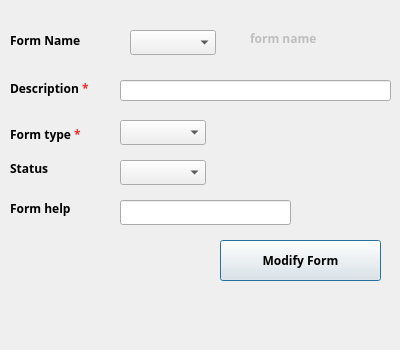
First picture: the form in presentation/authorization_ui/modifyForm.ui, repository shymaa123456/HyperPOS2020, before the edit.
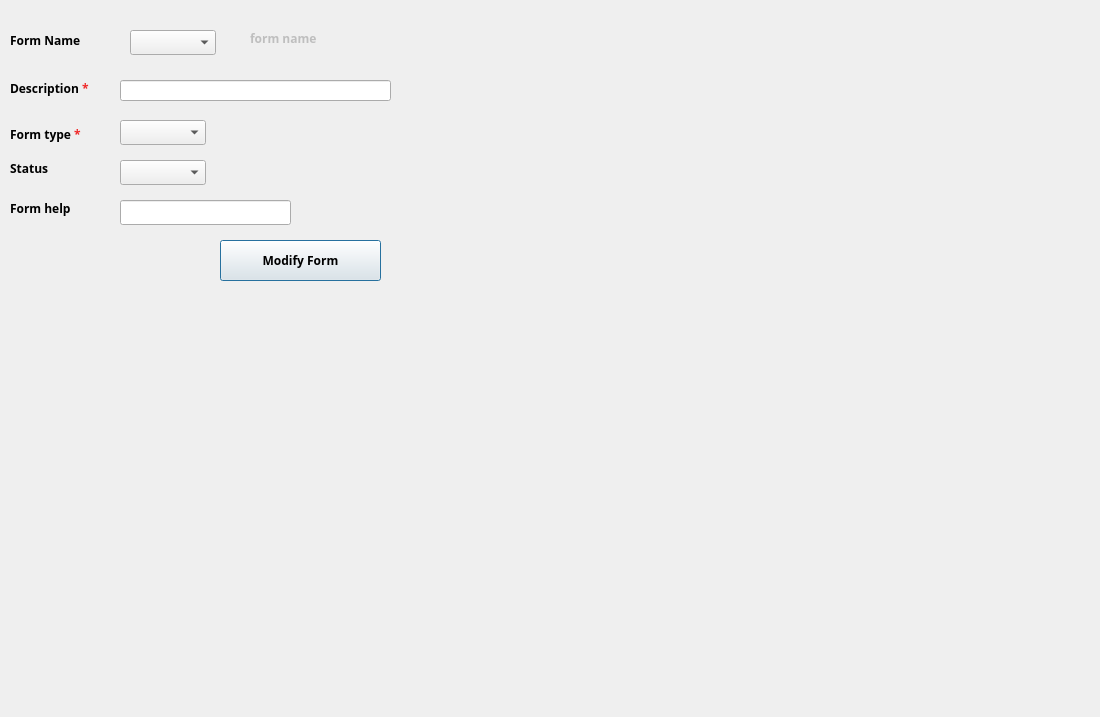
Second picture: the form after the edit.

Diff of the .ui file:
```diff
--- a/presentation/authorization_ui/modifyForm.ui
+++ b/presentation/authorization_ui/modifyForm.ui
@@ -6,20 +6,20 @@
    <rect>
     <x>0</x>
     <y>0</y>
-    <width>400</width>
-    <height>350</height>
+    <width>1100</width>
+    <height>717</height>
    </rect>
   </property>
   <property name="minimumSize">
    <size>
-    <width>400</width>
-    <height>350</height>
+    <width>1100</width>
+    <height>717</height>
    </size>
   </property>
   <property name="maximumSize">
    <size>
-    <width>400</width>
-    <height>350</height>
+    <width>1100</width>
+    <height>717</height>
    </size>
   </property>
   <property name="windowTitle">
```
